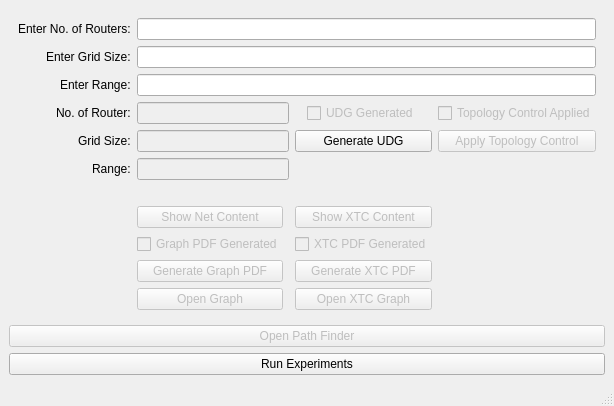
Old version of the form mainwindow.ui in the repository codingInEME/Wireless-Network-Topology.
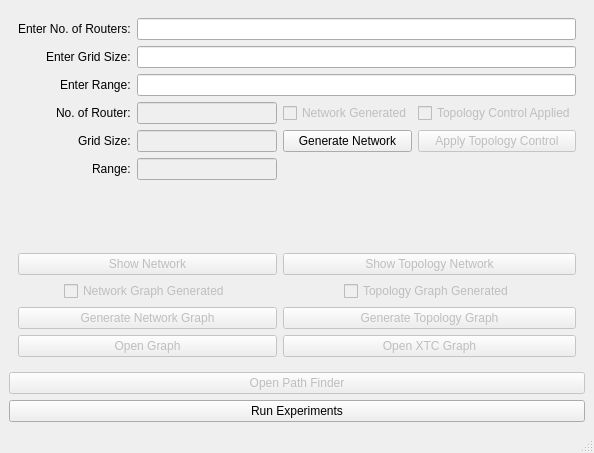
New version of the form. Icons and pictures are not drawn.

What changed in the file:
```diff
--- a/mainwindow.ui
+++ b/mainwindow.ui
@@ -7,7 +7,7 @@
     <x>0</x>
     <y>0</y>
     <width>594</width>
-    <height>401</height>
+    <height>453</height>
    </rect>
   </property>
   <property name="windowTitle">
@@ -34,7 +34,7 @@
           <bool>false</bool>
          </property>
          <property name="text">
-          <string>UDG Generated</string>
+          <string>Network Generated</string>
          </property>
          <property name="checkable">
           <bool>false</bool>
@@ -72,16 +72,6 @@
          </property>
         </widget>
        </item>
-       <item row="7" column="1">
-        <widget class="QPushButton" name="show_net_button">
-         <property name="enabled">
-          <bool>false</bool>
-         </property>
-         <property name="text">
-          <string>Show Net Content</string>
-         </property>
-        </widget>
-       </item>
        <item row="1" column="0" alignment="Qt::AlignRight">
         <widget class="QLabel" name="label_3">
          <property name="text">
@@ -109,7 +99,7 @@
        <item row="4" column="3">
         <widget class="QPushButton" name="generateButton">
          <property name="text">
-          <string>Generate UDG</string>
+          <string>Generate Network</string>
          </property>
         </widget>
        </item>
@@ -143,26 +133,6 @@
          </property>
         </widget>
        </item>
-       <item row="9" column="3">
-        <widget class="QPushButton" name="xtc_pdf_button">
-         <property name="enabled">
-          <bool>false</bool>
-         </property>
-         <property name="text">
-          <string>Generate XTC PDF</string>
-         </property>
-        </widget>
-       </item>
-       <item row="10" column="1">
-        <widget class="QPushButton" name="open_graph_button">
-         <property name="enabled">
-          <bool>false</bool>
-         </property>
-         <property name="text">
-          <string>Open Graph</string>
-         </property>
-        </widget>
-       </item>
        <item row="5" column="0" alignment="Qt::AlignRight|Qt::AlignVCenter">
         <widget class="QLabel" name="label_6">
          <property name="text">
@@ -170,36 +140,6 @@
          </property>
         </widget>
        </item>
-       <item row="8" column="3" alignment="Qt::AlignHCenter">
-        <widget class="QCheckBox" name="XTC_pdf_check">
-         <property name="enabled">
-          <bool>false</bool>
-         </property>
-         <property name="text">
-          <string>XTC PDF Generated</string>
-         </property>
-        </widget>
-       </item>
-       <item row="7" column="3">
-        <widget class="QPushButton" name="pushButton">
-         <property name="enabled">
-          <bool>false</bool>
-         </property>
-         <property name="text">
-          <string>Show XTC Content</string>
-         </property>
-        </widget>
-       </item>
-       <item row="9" column="1">
-        <widget class="QPushButton" name="graph_pdf_button">
-         <property name="enabled">
-          <bool>false</bool>
-         </property>
-         <property name="text">
-          <string>Generate Graph PDF</string>
-         </property>
-        </widget>
-       </item>
        <item row="5" column="1" colspan="2">
         <widget class="QLineEdit" name="rangeOutput">
          <property name="enabled">
@@ -210,16 +150,6 @@
          </property>
         </widget>
        </item>
-       <item row="8" column="1" alignment="Qt::AlignHCenter">
-        <widget class="QCheckBox" name="graph_pdf_check">
-         <property name="enabled">
-          <bool>false</bool>
-         </property>
-         <property name="text">
-          <string>Graph PDF Generated</string>
-         </property>
-        </widget>
-       </item>
        <item row="1" column="1" colspan="4">
         <widget class="QLineEdit" name="gridInput">
          <property name="inputMethodHints">
@@ -227,16 +157,6 @@
          </property>
         </widget>
        </item>
-       <item row="10" column="3">
-        <widget class="QPushButton" name="open_xtc_button">
-         <property name="enabled">
-          <bool>false</bool>
-         </property>
-         <property name="text">
-          <string>Open XTC Graph</string>
-         </property>
-        </widget>
-       </item>
        <item row="3" column="0" alignment="Qt::AlignRight">
         <widget class="QLabel" name="label_2">
          <property name="text">
@@ -254,6 +174,86 @@
          </property>
         </widget>
        </item>
+       <item row="8" column="3" colspan="2" alignment="Qt::AlignHCenter">
+        <widget class="QCheckBox" name="XTC_pdf_check">
+         <property name="enabled">
+          <bool>false</bool>
+         </property>
+         <property name="text">
+          <string>Topology Graph Generated</string>
+         </property>
+        </widget>
+       </item>
+       <item row="9" column="3" colspan="2">
+        <widget class="QPushButton" name="xtc_pdf_button">
+         <property name="enabled">
+          <bool>false</bool>
+         </property>
+         <property name="text">
+          <string>Generate Topology Graph</string>
+         </property>
+        </widget>
+       </item>
+       <item row="10" column="3" colspan="2">
+        <widget class="QPushButton" name="open_xtc_button">
+         <property name="enabled">
+          <bool>false</bool>
+         </property>
+         <property name="text">
+          <string>Open XTC Graph</string>
+         </property>
+        </widget>
+       </item>
+       <item row="9" column="0" colspan="3">
+        <widget class="QPushButton" name="graph_pdf_button">
+         <property name="enabled">
+          <bool>false</bool>
+         </property>
+         <property name="text">
+          <string>Generate Network Graph</string>
+         </property>
+        </widget>
+       </item>
+       <item row="10" column="0" colspan="3">
+        <widget class="QPushButton" name="open_graph_button">
+         <property name="enabled">
+          <bool>false</bool>
+         </property>
+         <property name="text">
+          <string>Open Graph</string>
+         </property>
+        </widget>
+       </item>
+       <item row="8" column="0" colspan="3" alignment="Qt::AlignHCenter">
+        <widget class="QCheckBox" name="graph_pdf_check">
+         <property name="enabled">
+          <bool>false</bool>
+         </property>
+         <property name="text">
+          <string>Network Graph Generated</string>
+         </property>
+        </widget>
+       </item>
+       <item row="7" column="3" colspan="2">
+        <widget class="QPushButton" name="pushButton">
+         <property name="enabled">
+          <bool>false</bool>
+         </property>
+         <property name="text">
+          <string>Show Topology Network</string>
+         </property>
+        </widget>
+       </item>
+       <item row="7" column="0" colspan="3">
+        <widget class="QPushButton" name="show_net_button">
+         <property name="enabled">
+          <bool>false</bool>
+         </property>
+         <property name="text">
+          <string>Show Network</string>
+         </property>
+        </widget>
+       </item>
       </layout>
      </widget>
     </item>
```
Left out of the diff: 6 changed lines with no effect on the pictures.
